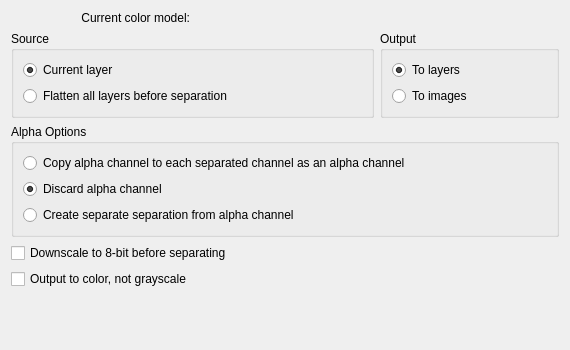
KDE/krita, file plugins/extensions/separate_channels/wdg_separations.ui: the form before one commit.
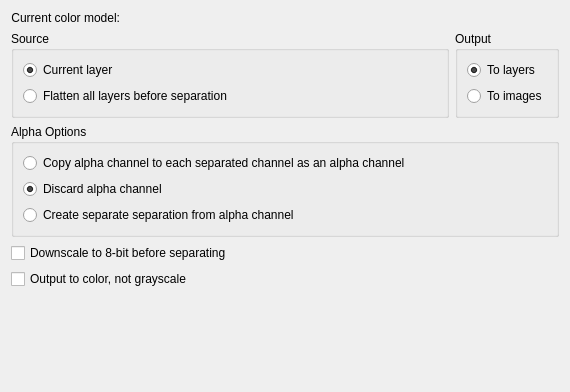
The form after the commit.

Commit message: Fix width of groupbox in seperate image dialog.

Patch:
```diff
--- a/plugins/extensions/separate_channels/wdg_separations.ui
+++ b/plugins/extensions/separate_channels/wdg_separations.ui
@@ -7,11 +7,13 @@
     <x>0</x>
     <y>0</y>
     <width>570</width>
-    <height>350</height>
+    <height>392</height>
    </rect>
   </property>
-  <layout class="QGridLayout">
-   <item row="0" column="0">
+  <layout class="QVBoxLayout" name="verticalLayout">
+   <item>
+    <layout class="QHBoxLayout" name="horizontalLayout_3">
+     <item>
     <widget class="QLabel" name="textLabel1">
      <property name="text">
       <string>Current color model:</string>
@@ -24,8 +26,14 @@
      </property>
     </widget>
    </item>
-   <item row="0" column="1" colspan="2">
+     <item>
     <widget class="QLabel" name="lblColormodel">
+       <property name="sizePolicy">
+        <sizepolicy hsizetype="Expanding" vsizetype="Preferred">
+         <horstretch>0</horstretch>
+         <verstretch>0</verstretch>
+        </sizepolicy>
+       </property>
      <property name="text">
       <string/>
      </property>
@@ -34,7 +42,11 @@
      </property>
     </widget>
    </item>
-   <item row="1" column="0" colspan="2">
+    </layout>
+   </item>
+   <item>
+    <layout class="QHBoxLayout" name="horizontalLayout_2">
+     <item>
     <widget class="QGroupBox" name="grpSource">
      <property name="sizePolicy">
       <sizepolicy hsizetype="Expanding" vsizetype="Preferred">
@@ -66,7 +78,7 @@
      </layout>
     </widget>
    </item>
-   <item row="1" column="2">
+     <item>
     <widget class="QGroupBox" name="grpOutput">
      <property name="title">
       <string>Output</string>
@@ -92,7 +104,9 @@
      </layout>
     </widget>
    </item>
-   <item row="2" column="0" colspan="3">
+    </layout>
+   </item>
+   <item>
     <widget class="QGroupBox" name="grpAlpha">
      <property name="title">
       <string>Alpha Options</string>
@@ -125,21 +139,21 @@
      </layout>
     </widget>
    </item>
-   <item row="3" column="0" colspan="3">
+   <item>
     <widget class="QCheckBox" name="chkDownscale">
      <property name="text">
       <string>Downscale to 8-bit before separating</string>
      </property>
     </widget>
    </item>
-   <item row="4" column="0" colspan="3">
+   <item>
     <widget class="QCheckBox" name="chkColors">
      <property name="text">
       <string>Output to color, not grayscale</string>
      </property>
     </widget>
    </item>
-   <item row="5" column="1">
+   <item>
     <spacer>
      <property name="orientation">
       <enum>Qt::Vertical</enum>
```
Lines whose indentation alone changed are shown as unchanged.
